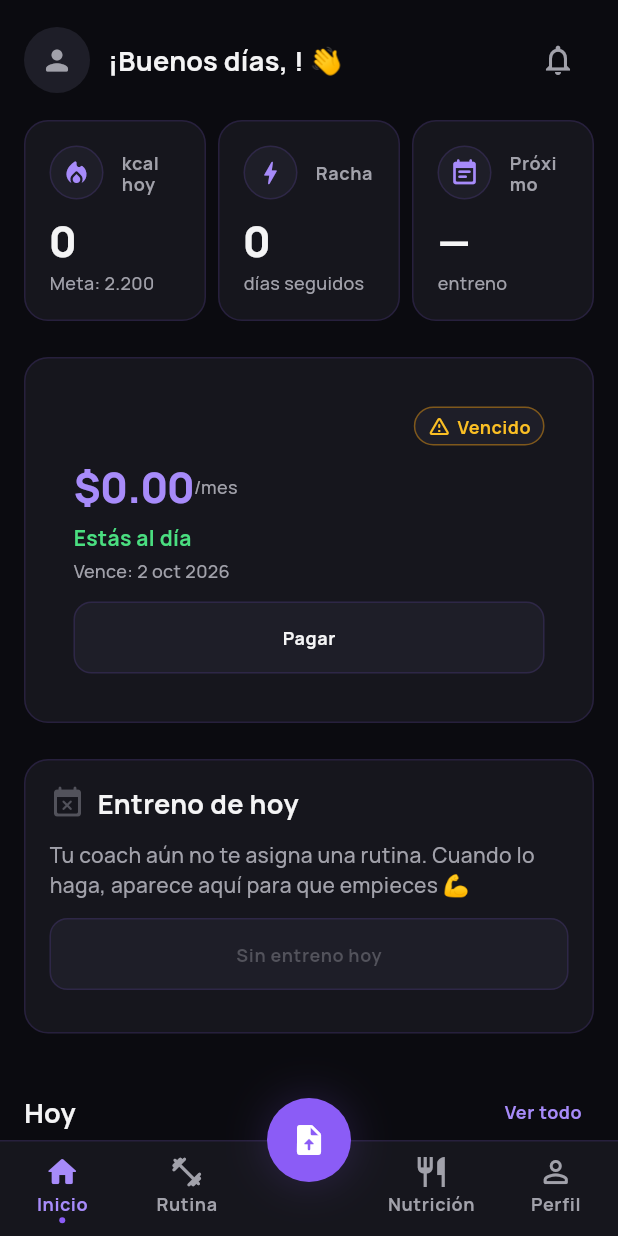
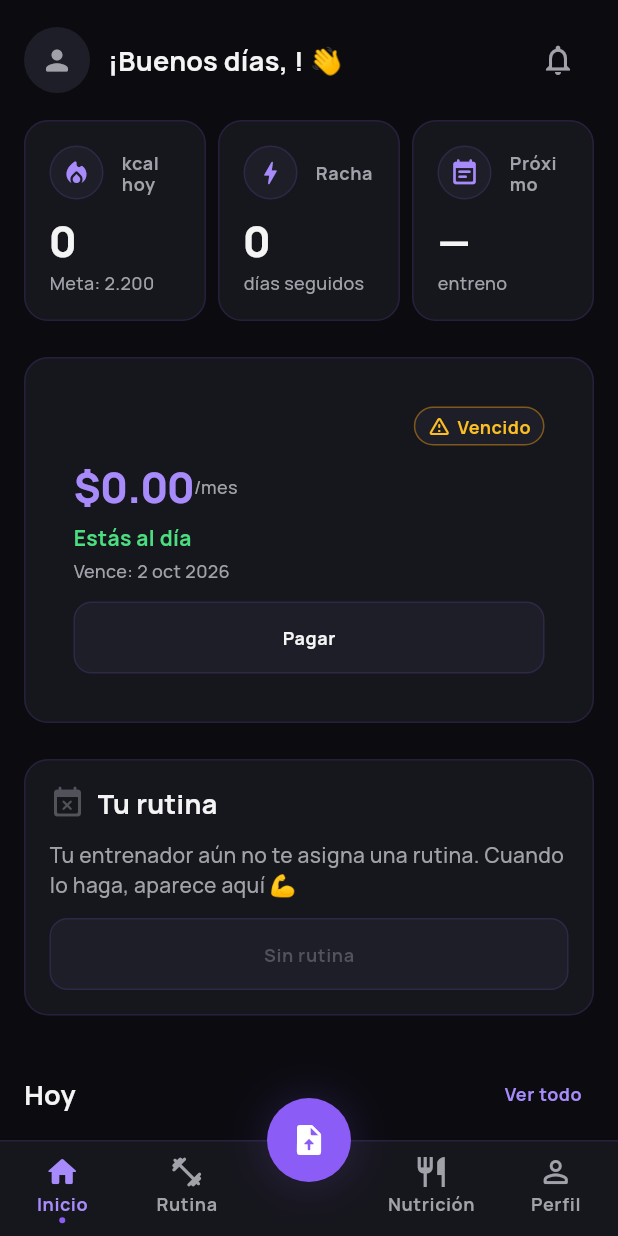
Before and after one commit to ElShaman32/pesao-fit, a Flutter app: the ClientHomeScreen screen opened by its route, on a phone screen of 412 x 824 dp. Run offline on Flutter 3.47's test engine with Material 3 defaults, Android fonts, the phone set to English and light mode, and no system bars; our stand-ins replace cached_network_image, connectivity_plus, dio, drift, drift_flutter, equatable and 8 more; accounts and stored records are empty; generated files the repository leaves out were written again.

Commit message:
rutinas de lado del cliente listas

```diff
--- a/lib/core/l10n/app_es.arb
+++ b/lib/core/l10n/app_es.arb
@@ -1377,6 +1377,20 @@
   "muscleGroupFullBody": "Full body",
   "muscleGroupAll": "Todos",
   "fabCreateExercise": "Crear ejercicio",
-  "fabCreateRoutine": "Nueva rutina"
-
+  "fabCreateRoutine": "Nueva rutina",
+  "clientRoutineScreenTitle": "Mi rutina",
+  "clientRoutineEmptyTitle": "Sin rutina asignada",
+  "clientRoutineEmptyBody": "Tu entrenador aún no te asigna una rutina. Cuando lo haga, aparece aquí 💪",
+  "clientRoutineErrorTitle": "No pudimos cargar tu rutina",
+  "clientRoutineErrorBody": "Tranquilo, suele pasar. Inténtalo de nuevo.",
+  "clientRoutineExerciseCount": "{count} ejercicios",
+  "clientRoutineExerciseSets": "{sets} series",
+  "clientRoutineExerciseReps": "{reps} reps",
+  "clientRoutineExerciseWeight": "{weight} kg",
+  "clientRoutineExerciseRest": "{rest}s descanso",
+  "clientRoutineExerciseNotes": "Notas",
+  "clientDashPrimaryRoutineTitle": "Tu rutina",
+  "clientDashPrimaryRoutineBody": "Tienes {count} ejercicios por hacer hoy",
+  "clientDashPrimaryRoutineCta": "Ver rutina",
+  "clientDashPrimaryRoutineCtaNone": "Sin rutina"
 }
--- a/lib/core/l10n/app_es_VE.arb
+++ b/lib/core/l10n/app_es_VE.arb
@@ -1377,6 +1377,20 @@
   "muscleGroupFullBody": "Full body",
   "muscleGroupAll": "Todos",
   "fabCreateExercise": "Crear ejercicio",
-  "fabCreateRoutine": "Nueva rutina"
-
+  "fabCreateRoutine": "Nueva rutina",
+  "clientRoutineScreenTitle": "Mi rutina",
+  "clientRoutineEmptyTitle": "Sin rutina asignada",
+  "clientRoutineEmptyBody": "Tu entrenador aún no te asigna una rutina. Cuando lo haga, aparece aquí 💪",
+  "clientRoutineErrorTitle": "No pudimos cargar tu rutina",
+  "clientRoutineErrorBody": "Tranquilo, suele pasar. Inténtalo de nuevo.",
+  "clientRoutineExerciseCount": "{count} ejercicios",
+  "clientRoutineExerciseSets": "{sets} series",
+  "clientRoutineExerciseReps": "{reps} reps",
+  "clientRoutineExerciseWeight": "{weight} kg",
+  "clientRoutineExerciseRest": "{rest}s descanso",
+  "clientRoutineExerciseNotes": "Notas",
+  "clientDashPrimaryRoutineTitle": "Tu rutina",
+  "clientDashPrimaryRoutineBody": "Tienes {count} ejercicios por hacer hoy",
+  "clientDashPrimaryRoutineCta": "Ver rutina",
+  "clientDashPrimaryRoutineCtaNone": "Sin rutina"
 }
--- a/lib/core/l10n/app_strings.dart
+++ b/lib/core/l10n/app_strings.dart
@@ -3258,6 +3258,96 @@ abstract class AppStrings {
   /// In es_VE, this message translates to:
   /// **'Nueva rutina'**
   String get fabCreateRoutine;
+
+  /// No description provided for @clientRoutineScreenTitle.
+  ///
+  /// In es_VE, this message translates to:
+  /// **'Mi rutina'**
+  String get clientRoutineScreenTitle;
+
+  /// No description provided for @clientRoutineEmptyTitle.
+  ///
+  /// In es_VE, this message translates to:
+  /// **'Sin rutina asignada'**
+  String get clientRoutineEmptyTitle;
+
+  /// No description provided for @clientRoutineEmptyBody.
+  ///
+  /// In es_VE, this message translates to:
+  /// **'Tu entrenador aún no te asigna una rutina. Cuando lo haga, aparece aquí 💪'**
+  String get clientRoutineEmptyBody;
+
+  /// No description provided for @clientRoutineErrorTitle.
+  ///
+  /// In es_VE, this message translates to:
+  /// **'No pudimos cargar tu rutina'**
+  String get clientRoutineErrorTitle;
+
+  /// No description provided for @clientRoutineErrorBody.
+  ///
+  /// In es_VE, this message translates to:
+  /// **'Tranquilo, suele pasar. Inténtalo de nuevo.'**
+  String get clientRoutineErrorBody;
+
+  /// No description provided for @clientRoutineExerciseCount.
+  ///
+  /// In es_VE, this message translates to:
+  /// **'{count} ejercicios'**
+  String clientRoutineExerciseCount(Object count);
+
+  /// No description provided for @clientRoutineExerciseSets.
+  ///
+  /// In es_VE, this message translates to:
+  /// **'{sets} series'**
+  String clientRoutineExerciseSets(Object sets);
+
+  /// No description provided for @clientRoutineExerciseReps.
+  ///
+  /// In es_VE, this message translates to:
+  /// **'{reps} reps'**
+  String clientRoutineExerciseReps(Object reps);
+
+  /// No description provided for @clientRoutineExerciseWeight.
+  ///
+  /// In es_VE, this message translates to:
+  /// **'{weight} kg'**
+  String clientRoutineExerciseWeight(Object weight);
+
+  /// No description provided for @clientRoutineExerciseRest.
+  ///
+  /// In es_VE, this message translates to:
+  /// **'{rest}s descanso'**
+  String clientRoutineExerciseRest(Object rest);
+
+  /// No description provided for @clientRoutineExerciseNotes.
+  ///
+  /// In es_VE, this message translates to:
+  /// **'Notas'**
+  String get clientRoutineExerciseNotes;
+
+  /// No description provided for @clientDashPrimaryRoutineTitle.
+  ///
+  /// In es_VE, this message translates to:
+  /// **'Tu rutina'**
+  String get clientDashPrimaryRoutineTitle;
+
+  /// No description provided for @clientDashPrimaryRoutineBody.
+  ///
+  /// In es_VE, this message translates to:
+  /// **'Tienes {count} ejercicios por hacer hoy'**
+  String clientDashPrimaryRoutineBody(Object count);
+
+  /// No description provided for @clientDashPrimaryRoutineCta.
+  ///
+  /// In es_VE, this message translates to:
+  /// **'Ver rutina'**
+  String get clientDashPrimaryRoutineCta;
+
+  /// No description provided for @clientDashPrimaryRoutineCtaNone.
+  ///
+  /// In es_VE, this message translates to:
+  /// **'Sin rutina'**
+  String get clientDashPrimaryRoutineCtaNone;
 }
 
 class _AppStringsDelegate extends LocalizationsDelegate<AppStrings> {
--- a/lib/core/router/shells/client_shell.dart
+++ b/lib/core/router/shells/client_shell.dart
@@ -3,6 +3,7 @@ import 'package:go_router/go_router.dart';
 
 import '../../../features/home/presentation/screens/client_home_screen.dart';
 import '../../../features/payments/presentation/screens/upload_payment_sheet.dart';
+import '../../../features/routines/presentation/screens/client_routine_screen.dart';
 import '../../../shared/widgets/pesao_bottom_nav.dart';
 import '../../l10n/app_strings.dart';
 import '../../theme/app_icons.dart';
@@ -136,9 +137,7 @@ StatefulShellRoute buildClientShell() {
           GoRoute(
             path: RouteNames.clientRoutine,
             name: RouteNames.clientRoutine,
-            builder: (context, state) => ShellPlaceholderScreen(
-              title: AppStrings.of(context).tabRoutine,
-            ),
+            builder: (context, state) => const ClientRoutineScreen(),
           ),
         ],
       ),
--- a/lib/features/home/presentation/screens/client_home_screen.dart
+++ b/lib/features/home/presentation/screens/client_home_screen.dart
@@ -1,9 +1,11 @@
 import 'package:flutter/material.dart';
 import 'package:flutter_riverpod/flutter_riverpod.dart';
+import 'package:go_router/go_router.dart';
 
 import '../../../../core/l10n/app_strings.dart';
 import '../../../../core/providers/auth_provider.dart';
 import '../../../../core/providers/connectivity_provider.dart';
+import '../../../../core/router/route_names.dart';
 import '../../../../core/theme/app_colors.dart';
 import '../../../../core/theme/app_dimens.dart';
 import '../../../../core/theme/app_typography.dart';
@@ -14,6 +16,8 @@ import '../../../../shared/widgets/pesao_stat_card.dart';
 import '../../../../shared/widgets/section_header.dart';
 import '../../../memberships/presentation/widgets/subscription_card.dart';
 import '../../../payments/presentation/screens/upload_payment_sheet.dart';
+import '../../../routines/domain/entities/routine.dart';
+import '../../../routines/presentation/providers/client_routine_controller.dart';
 import '../../domain/entities/client_dashboard_stats.dart';
 import '../providers/client_dashboard_controller.dart';
 
@@ -226,20 +230,21 @@ class _ErrorSliver extends StatelessWidget {
 }
 
 /// Sliver de éxito.
-class _SuccessSliver extends StatelessWidget {
+class _SuccessSliver extends ConsumerWidget {
   const _SuccessSliver({required this.stats});
 
   final ClientDashboardStats stats;
 
   @override
-  Widget build(BuildContext context) {
+  Widget build(BuildContext context, WidgetRef ref) {
     final l10n = AppStrings.of(context);
+    final routineAsync = ref.watch(clientRoutineControllerProvider);
 
     return SliverPadding(
       padding: const EdgeInsets.all(AppDimens.l),
       sliver: SliverList(
         delegate: SliverChildListDelegate([
-          _StatsRow(stats: stats),
+          _StatsRow(stats: stats, routineAsync: routineAsync),
           const SizedBox(height: AppDimens.xl),
           SubscriptionCard(
             onPay: () async {
@@ -247,7 +252,7 @@ class _SuccessSliver extends StatelessWidget {
             },
           ),
           const SizedBox(height: AppDimens.xl),
-          _PrimaryCard(stats: stats),
+          _PrimaryCard(stats: stats, routineAsync: routineAsync),
           const SizedBox(height: AppDimens.xl),
           SectionHeader(
             title: l10n.clientDashTodaySection,
@@ -275,13 +280,15 @@ class _SuccessSliver extends StatelessWidget {
 
 /// Fila de 3 StatCards.
 class _StatsRow extends StatelessWidget {
-  const _StatsRow({required this.stats});
+  const _StatsRow({required this.stats, required this.routineAsync});
 
   final ClientDashboardStats stats;
+  final AsyncValue<Routine?> routineAsync;
 
   @override
   Widget build(BuildContext context) {
     final l10n = AppStrings.of(context);
+    final routine = routineAsync.value;
 
     return Row(
       children: [
@@ -306,8 +313,10 @@ class _StatsRow extends StatelessWidget {
         Expanded(
           child: PesaoStatCard(
             label: l10n.clientDashStatNext,
-            value: stats.nextWorkoutLabel ?? '—',
-            sub: l10n.clientDashStatNextSub,
+            value: routine?.name ?? '—',
+            sub: routine != null
+                ? l10n.clientRoutineExerciseCount(routine.exercises.length)
+                : l10n.clientDashStatNextSub,
             icon: Icons.event_note_rounded,
           ),
         ),
@@ -317,15 +326,17 @@ class _StatsRow extends StatelessWidget {
 }
 
 /// PrimaryCard con CTA.
-class _PrimaryCard extends StatelessWidget {
-  const _PrimaryCard({required this.stats});
+class _PrimaryCard extends ConsumerWidget {
+  const _PrimaryCard({required this.stats, required this.routineAsync});
 
   final ClientDashboardStats stats;
+  final AsyncValue<Routine?> routineAsync;
 
   @override
-  Widget build(BuildContext context) {
+  Widget build(BuildContext context, WidgetRef ref) {
     final l10n = AppStrings.of(context);
-    final hasWorkout = stats.hasWorkoutToday;
+    final routine = routineAsync.value;
+    final hasRoutine = routine != null;
 
     return Container(
       padding: const EdgeInsets.all(AppDimens.l),
@@ -333,7 +344,7 @@ class _PrimaryCard extends StatelessWidget {
         color: AppColors.surface,
         borderRadius: AppDimens.cardBorderRadius,
         border: Border.all(color: AppColors.outline),
-        boxShadow: hasWorkout
+        boxShadow: hasRoutine
             ? [
                 BoxShadow(
                   color: AppColors.primary.withValues(alpha: 0.2),
@@ -348,16 +359,16 @@ class _PrimaryCard extends StatelessWidget {
           Row(
             children: [
               Icon(
-                hasWorkout
+                hasRoutine
                     ? Icons.fitness_center_rounded
                     : Icons.event_busy_rounded,
-                color: hasWorkout ? AppColors.primary : AppColors.textDisabled,
+                color: hasRoutine ? AppColors.primary : AppColors.textDisabled,
                 size: 24,
               ),
               const SizedBox(width: AppDimens.s),
               Expanded(
                 child: Text(
-                  l10n.clientDashPrimaryTitle,
+                  l10n.clientDashPrimaryRoutineTitle,
                   style: AppTypography.title.copyWith(
                     color: AppColors.textPrimary,
                   ),
@@ -367,28 +378,27 @@ class _PrimaryCard extends StatelessWidget {
           ),
           const SizedBox(height: AppDimens.m),
           Text(
-            l10n.clientDashPrimaryBody,
+            hasRoutine
+                ? l10n.clientDashPrimaryRoutineBody(routine.exercises.length)
+                : l10n.clientRoutineEmptyBody,
             style: AppTypography.body.copyWith(color: AppColors.textSecondary),
           ),
           const SizedBox(height: AppDimens.m),
           Align(
             alignment: Alignment.centerRight,
             child: PesaoButton(
-              label: hasWorkout
-                  ? l10n.clientDashPrimaryCta
-                  : l10n.clientDashPrimaryCtaNone,
-              variant: hasWorkout
+              label: hasRoutine
+                  ? l10n.clientDashPrimaryRoutineCta
+                  : l10n.clientDashPrimaryRoutineCtaNone,
+              variant: hasRoutine
                   ? PesaoButtonVariant.primary
                   : PesaoButtonVariant.secondary,
               isExpanded: false,
-              onPressed: hasWorkout
-                  ? () {
-                      // Futuro: navegar al workout activo (F2).
-                    }
+              onPressed: hasRoutine
+                  ? () => context.go(RouteNames.clientRoutine)
                   : null,
             ),
           ),
-          const SizedBox(height: AppDimens.m),
         ],
       ),
     );
--- a/lib/features/routines/domain/repositories/routines_repository.dart
+++ b/lib/features/routines/domain/repositories/routines_repository.dart
@@ -8,6 +8,9 @@ abstract interface class RoutinesRepository {
 
   /// Obtiene una rutina con sus ejercicios.
   Future<Result<Routine>> getRoutine({required String routineId});
+
+  /// Obtiene la rutina asignada al cliente actual.
+  Future<Result<Routine?>> getClientRoutine({required String userId});
 
   /// Crea una rutina con sus ejercicios.
   Future<Result<Routine>> createRoutine({
```
Also changed, not shown: lib/core/l10n/app_strings_es.dart (+118 -0 lines), lib/features/routines/data/datasources/routines_remote_datasource.dart (+26 -0 lines), lib/features/routines/data/repositories/routines_repository_impl.dart (+18 -0 lines), lib/features/routines/presentation/providers/client_routine_controller.dart (added, +38 -0 lines), lib/features/routines/presentation/screens/client_routine_screen.dart (added, +288 -0 lines), lib/features/routines/presentation/providers/client_routine_controller.g.dart (added), lib/features/routines/presentation/providers/routines_controller.g.dart.
